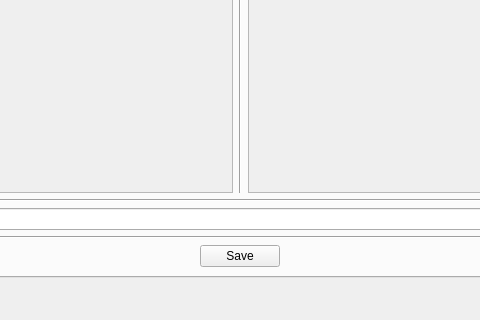
The window that MinimumSecurityRentalSystem/mainwindow.ui (clockdiv/Minimum-Security-Rental-System) describes before a commit, drawn with Qt 5; both pictures show x 190 to 670 and y 460 to 780 of the 860 by 780 pixel window.
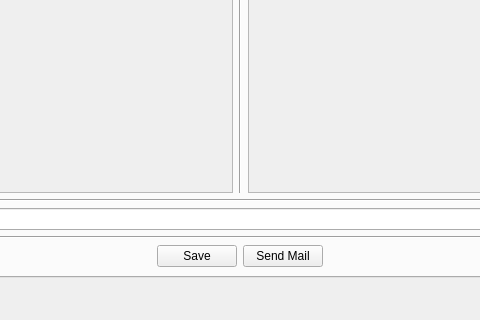
The same window after the commit. Custom widgets are drawn as their Qt base class.

Commit message:
basic email send option
- password is poorley stored in qsettings atm
- no email will be send atm bc no valid receiver email-adress is entered in source code

Diff of the .ui file:
```diff
--- a/MinimumSecurityRentalSystem/mainwindow.ui
+++ b/MinimumSecurityRentalSystem/mainwindow.ui
@@ -422,6 +422,13 @@
             </property>
            </widget>
           </item>
+          <item>
+           <widget class="QPushButton" name="pushButton_sendMail">
+            <property name="text">
+             <string>Send Mail</string>
+            </property>
+           </widget>
+          </item>
           <item>
            <spacer name="horizontalSpacer_8">
             <property name="orientation">
```
Left out of the diff: 4 changed lines with no effect on the pictures. The commit also changes 9 other files.
